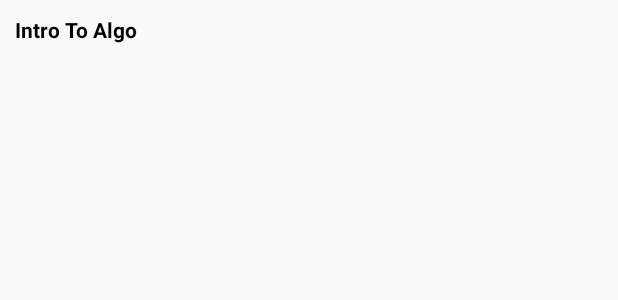
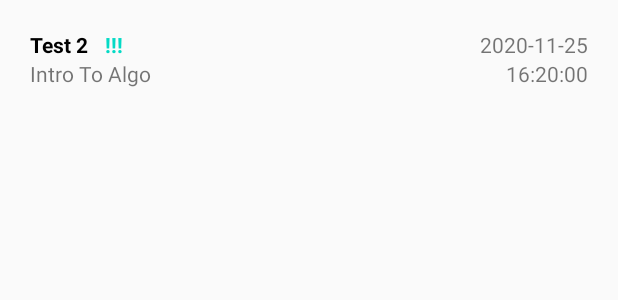
Before and after one commit to carrotbeetrice/Todo, an Android app: the layout home_row_item.xml on its own in the app's theme, with its tools: preview values and no code run, on a phone screen of 412 x 824 dp. Shown: the top 300 px of the screen. Run offline under Robolectric (Android 15) with nearby library versions, the phone set to English and light mode, and no system bars; network calls fail.

Commit message:
Update all the files that got fked up

```diff
--- a/app/src/main/res/layout/home_row_item.xml
+++ b/app/src/main/res/layout/home_row_item.xml
@@ -1,17 +1,61 @@
 <?xml version="1.0" encoding="utf-8"?>
-<RelativeLayout
+<FrameLayout
     xmlns:android="http://schemas.android.com/apk/res/android"
     android:layout_width="match_parent"
     android:layout_height="wrap_content"
-    android:orientation="vertical"
-    android:padding="10dp">
+    xmlns:app="http://schemas.android.com/apk/res-auto"
+    android:orientation="horizontal"
+    android:padding="20dp">
 
-    <TextView
-        android:layout_width="match_parent"
+    <LinearLayout
+        android:layout_width="wrap_content"
         android:layout_height="wrap_content"
-        android:text="Intro To Algo"
-        android:id="@+id/module_name"
-        android:textColor="@android:color/black"
-        android:textStyle="bold"/>
+        android:orientation="vertical"
+        android:layout_gravity="left"
+        android:gravity="left">
+        <LinearLayout
+            android:layout_width="wrap_content"
+            android:layout_height="wrap_content">
+            <TextView
+                android:id="@+id/task_name"
+                android:layout_width="wrap_content"
+                android:layout_height="wrap_content"
+                android:text="Test 2"
+                android:textColor="@android:color/black"
+                android:textStyle="bold"
+                android:paddingRight="5dp"/>
+            <TextView
+                android:layout_width="wrap_content"
+                android:layout_height="wrap_content"
+                android:id="@+id/task_importance"
+                android:text="!!!"
+                android:paddingLeft="5dp"
+                android:textColor="@color/colorAccent"
+                android:textStyle="bold"/>
+        </LinearLayout>
+        <TextView
+            android:layout_width="wrap_content"
+            android:layout_height="wrap_content"
+            android:text="Intro To Algo"
+            android:id="@+id/module_name" />
+    </LinearLayout>
+    <LinearLayout
+        android:layout_width="wrap_content"
+        android:layout_height="wrap_content"
+        android:layout_gravity="right"
+        android:gravity="right"
+        android:orientation="vertical">
+        <TextView
+            android:id="@+id/due_date"
+            android:layout_width="wrap_content"
+            android:layout_height="match_parent"
+            android:text="2020-11-25" />
+        <TextView
+            android:layout_width="wrap_content"
+            android:layout_height="wrap_content"
+            android:id="@+id/due_time"
+            android:text="16:20:00"/>
+    </LinearLayout>
 
-</RelativeLayout>
+
+</FrameLayout>
--- a/app/src/main/res/values/strings.xml
+++ b/app/src/main/res/values/strings.xml
@@ -4,4 +4,5 @@
     <string name="title_calendar">Calendar</string>
     <string name="title_viewmods">View Modules</string>
     <string name="title_addtask">Add Task</string>
+    <string name="label_progress_bar">Weekly Progress</string>
 </resources>
```
Also changed, not shown: app/src/main/java/com/example/todo/adapter/DailyGoalsAdapter.java (+83 -20 lines), app/src/main/java/com/example/todo/models/Home.java (+20 -10 lines), app/src/main/java/com/example/todo/ui/home/HomeViewModel.java (+19 -11 lines), app/src/main/res/layout/fragment_home.xml (+31 -17 lines), 1 other file.
